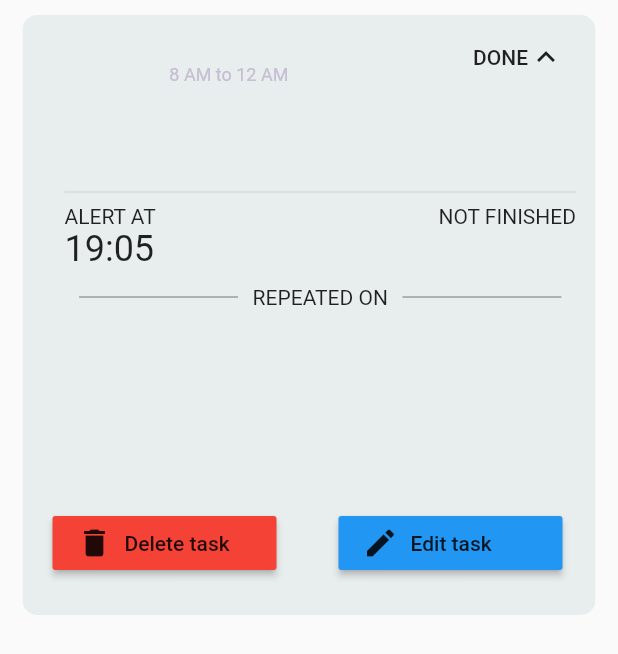
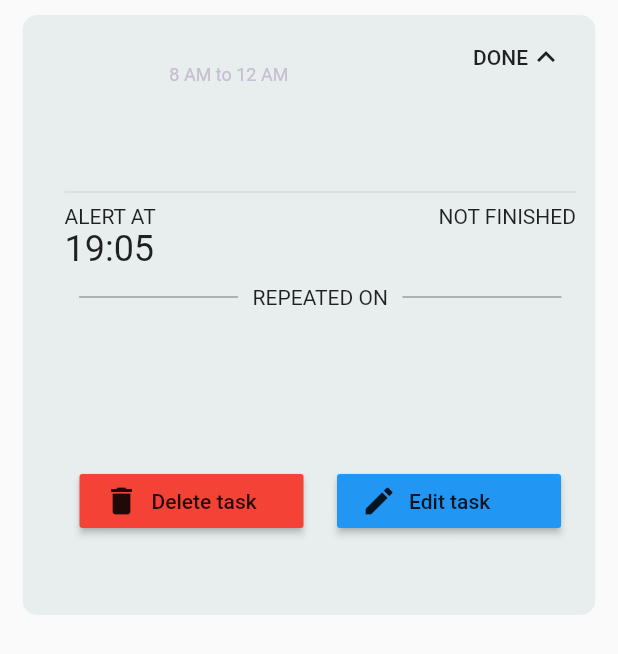
Before and after one commit to Werdert45/myTeamTasker, a Flutter app: the ActiveTask widget shown alone on an empty page, opened directly with empty values, after a tap on "MORE", on a phone screen of 412 x 824 dp. Shown: the top 654 px of the screen. Run offline on Flutter 3.47's test engine with Material 2 defaults, Android fonts, the phone set to English and light mode, and no system bars; drawn by our look-alikes of flutter_slidable; our stand-ins replace bubble_tab_indicator, charts_flutter, circular_check_box, cloud_firestore, firebase_auth, firebase_storage and 3 more; missing offline and left inert: emoji_picker, firebase_image, flutter_clean_calendar; accounts and stored records are empty; statements that could not run were skipped.

Commit message:
APP-49: small heigth change for buttons

```diff
--- a/lib/components/active-task-tile.dart
+++ b/lib/components/active-task-tile.dart
@@ -250,12 +250,12 @@ class ActiveTaskState extends State<ActiveTask> {
                                         ],
                                       ),
                                       Container(
-                                        height: expanded ? 280 : 0,
+                                        height: expanded ? 330 : 0,
                                         width: MediaQuery.of(context).size.width - 50,
                                         child: Padding(
                                             padding: const EdgeInsets.all(8.0),
                                             child: Container(
-                                              height: expanded ? 180 : 0,
+                                              height: expanded ? 250 : 0,
                                               width: MediaQuery.of(context).size.width - 50,
                                               child: Column(
                                                 crossAxisAlignment: CrossAxisAlignment.start,
@@ -346,13 +346,9 @@ class ActiveTaskState extends State<ActiveTask> {
                                                       },
                                                     ),
                                                   ),
-                                                ],
-                                              ),
-                                            )
-                                        ),
-                                      ),
+                                                  SizedBox(height: 54),
                                                   Padding(
-                                        padding: const EdgeInsets.only(right: 17.0),
+                                                    padding: const EdgeInsets.only(left: 10, right: 10),
                                                     child: Row(
                                                       mainAxisAlignment: MainAxisAlignment.spaceBetween,
                                                       children: [
@@ -425,6 +421,12 @@ class ActiveTaskState extends State<ActiveTask> {
                                                       ],
                                                     ),
                                                   ),
+                                                ],
+                                              ),
+                                            )
+                                        ),
+                                      ),
+
 
                                     ],
                                   ),
```
Lines whose indentation alone changed are shown as unchanged.
